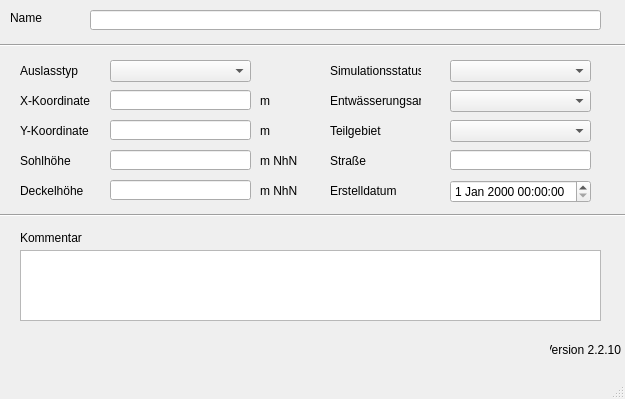
First picture: the form in qkan/database/templates/auslaesse.ui, repository hoettges/QKan, before the edit.
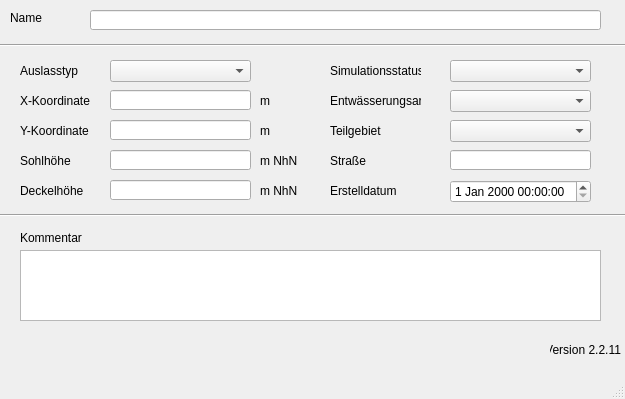
Second picture: the form after the edit. Custom widgets are drawn as their Qt base class.

The edit to the form file:
```diff
--- a/qkan/database/templates/auslaesse.ui
+++ b/qkan/database/templates/auslaesse.ui
@@ -390,7 +390,7 @@
      <string>Version QKan Import</string>
     </property>
     <property name="text">
-     <string>Version 2.2.10</string>
+     <string>Version 2.2.11</string>
     </property>
     <property name="alignment">
      <set>Qt::AlignRight|Qt::AlignTrailing|Qt::AlignVCenter</set>
```
